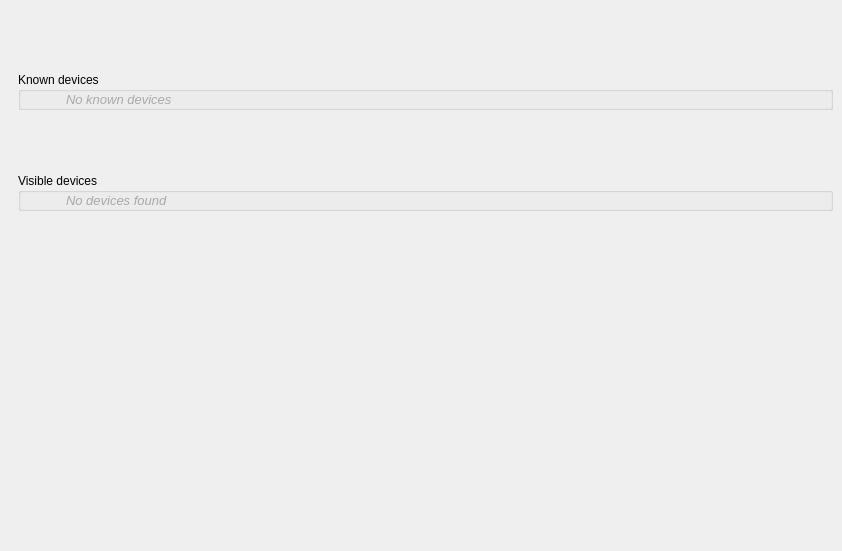
Before: the Qt Designer form mainwindow.ui in surlykke/partooth, drawn with Qt 5.
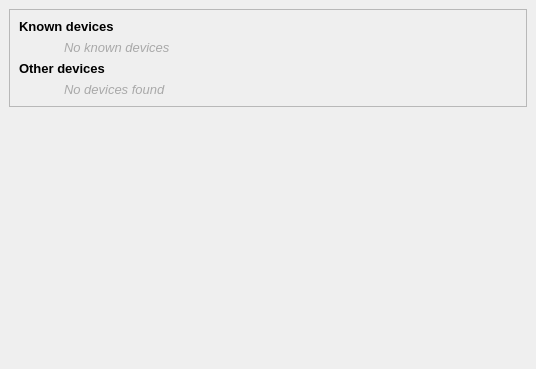
After: the same form once the commit is applied.

Commit message: More gui work - make device unfold rather than open dialog

Patch:
```diff
--- a/mainwindow.ui
+++ b/mainwindow.ui
@@ -6,75 +6,38 @@
    <rect>
     <x>0</x>
     <y>0</y>
-    <width>842</width>
-    <height>551</height>
+    <width>536</width>
+    <height>369</height>
    </rect>
   </property>
   <property name="windowTitle">
    <string>Partooth</string>
   </property>
   <widget class="QWidget" name="centralwidget">
-   <layout class="QVBoxLayout" name="verticalLayout">
+   <layout class="QVBoxLayout" name="verticalLayout_2">
     <item>
-     <widget class="QScrollArea" name="scrollArea">
+     <widget class="QFrame" name="devicesFrame">
       <property name="frameShape">
-       <enum>QFrame::NoFrame</enum>
+       <enum>QFrame::StyledPanel</enum>
       </property>
       <property name="frameShadow">
-       <enum>QFrame::Plain</enum>
+       <enum>QFrame::Raised</enum>
       </property>
-      <property name="widgetResizable">
-       <bool>true</bool>
-      </property>
-      <widget class="QWidget" name="scrollAreaWidgetContents">
-       <property name="geometry">
-        <rect>
-         <x>0</x>
-         <y>0</y>
-         <width>812</width>
-         <height>256</height>
-        </rect>
-       </property>
-       <layout class="QVBoxLayout" name="verticalLayout_2">
-        <property name="spacing">
-         <number>0</number>
-        </property>
-        <property name="topMargin">
-         <number>0</number>
-        </property>
-        <property name="rightMargin">
-         <number>0</number>
-        </property>
-        <property name="bottomMargin">
-         <number>0</number>
-        </property>
+      <layout class="QVBoxLayout" name="verticalLayout">
         <item>
-         <widget class="QGroupBox" name="knownDevicesBox">
-          <property name="sizePolicy">
-           <sizepolicy hsizetype="Preferred" vsizetype="Fixed">
-            <horstretch>0</horstretch>
-            <verstretch>0</verstretch>
-           </sizepolicy>
-          </property>
-          <property name="title">
+        <widget class="QLabel" name="knownDevicesLabel">
+         <property name="font">
+          <font>
+           <pointsize>10</pointsize>
+           <weight>75</weight>
+           <bold>true</bold>
+          </font>
+         </property>
+         <property name="text">
            <string>Known devices</string>
           </property>
-          <layout class="QVBoxLayout" name="verticalLayout_3">
-           <property name="spacing">
-            <number>5</number>
-           </property>
-           <property name="leftMargin">
-            <number>0</number>
-           </property>
-           <property name="topMargin">
-            <number>0</number>
-           </property>
-           <property name="rightMargin">
-            <number>0</number>
-           </property>
-           <property name="bottomMargin">
-            <number>0</number>
-           </property>
+        </widget>
+       </item>
            <item>
             <widget class="QLabel" name="noKnownLabel">
              <property name="font">
@@ -104,36 +67,20 @@
              </property>
             </widget>
            </item>
-          </layout>
-         </widget>
-        </item>
-        <item>
-         <widget class="QGroupBox" name="otherDevicesBox">
-          <property name="sizePolicy">
-           <sizepolicy hsizetype="Preferred" vsizetype="Fixed">
-            <horstretch>0</horstretch>
-            <verstretch>0</verstretch>
-           </sizepolicy>
-          </property>
-          <property name="title">
-           <string>Visible devices</string>
-          </property>
-          <layout class="QVBoxLayout" name="verticalLayout_4">
-           <property name="spacing">
-            <number>0</number>
-           </property>
-           <property name="leftMargin">
-            <number>0</number>
-           </property>
-           <property name="topMargin">
-            <number>0</number>
-           </property>
-           <property name="rightMargin">
-            <number>0</number>
-           </property>
-           <property name="bottomMargin">
-            <number>0</number>
-           </property>
+       <item>
+        <widget class="QLabel" name="otherDevicesLabel">
+         <property name="font">
+          <font>
+           <pointsize>10</pointsize>
+           <weight>75</weight>
+           <bold>true</bold>
+          </font>
+         </property>
+         <property name="text">
+          <string>Other devices</string>
+         </property>
+        </widget>
+       </item>
            <item>
             <widget class="QLabel" name="noOtherLabel">
              <property name="font">
@@ -162,10 +109,6 @@
           </layout>
          </widget>
         </item>
-       </layout>
-      </widget>
-     </widget>
-    </item>
     <item>
      <spacer name="verticalSpacer">
       <property name="orientation">
@@ -174,7 +117,7 @@
       <property name="sizeHint" stdset="0">
        <size>
         <width>20</width>
-        <height>252</height>
+        <height>158</height>
        </size>
       </property>
      </spacer>
```
Lines whose indentation alone changed are shown as unchanged. The commit also changes 17 other files.
